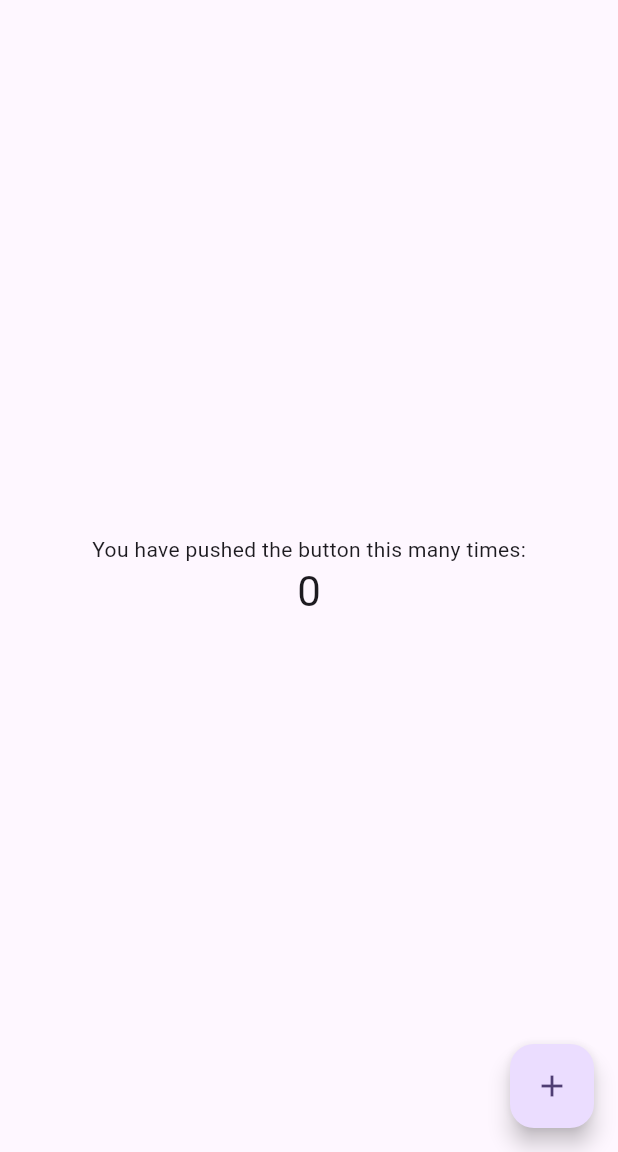
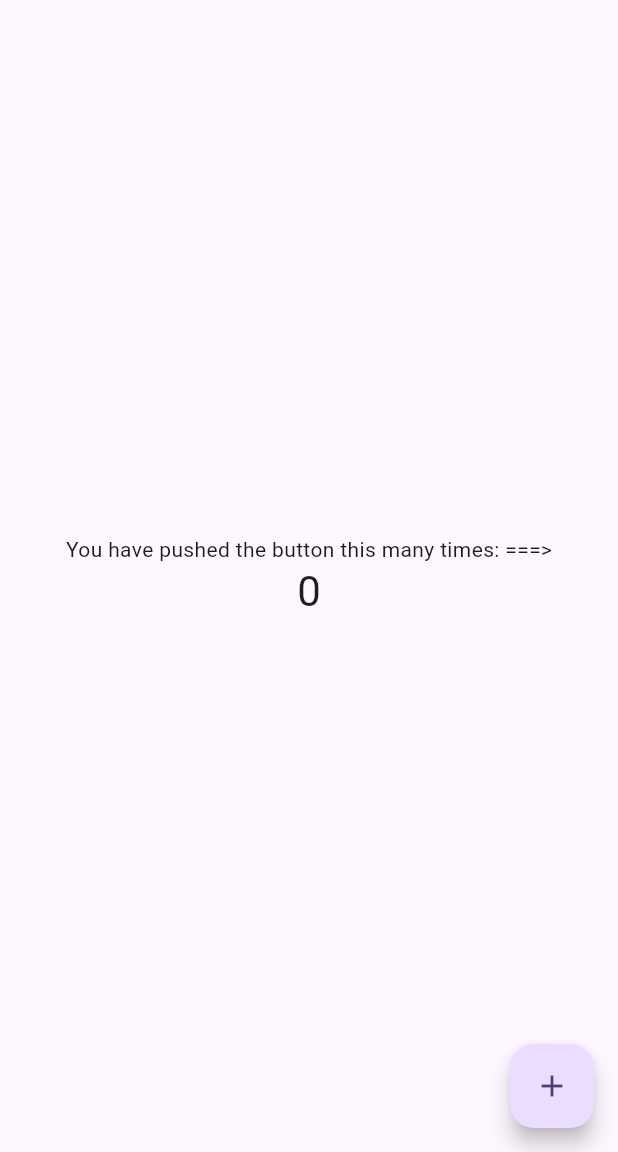
Before and after one commit to tayyabDev911/ci_cd_demo, a Flutter app: the screen it shows after launch, on a phone screen of 412 x 824 dp, the part 84-1236 px from its top. Run offline on Flutter 3.47's test engine with Material 3 defaults, Android fonts, the phone set to English and light mode, and no system bars.

Commit message:
my first change

```diff
--- a/lib/main.dart
+++ b/lib/main.dart
@@ -108,7 +108,7 @@ class _MyHomePageState extends State<MyHomePage> {
           mainAxisAlignment: MainAxisAlignment.center,
           children: <Widget>[
             const Text(
-              'You have pushed the button this many times:',
+              'You have pushed the button this many times: ===>',
             ),
             Text(
               '$_counter',
```
